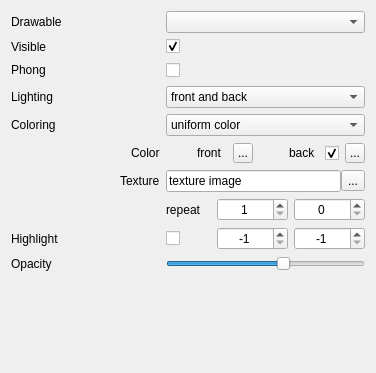
Before: the Qt Designer form applications/Mapple/widgets/widget_drawable_triangles.ui in LiangliangNan/Easy3D, drawn with Qt 5.
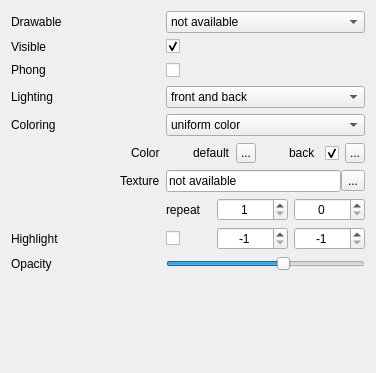
After: the same form once the commit is applied. Icons and pictures are not drawn.

Commit message: disable unnecessary widgets

Patch:
```diff
--- a/applications/Mapple/widgets/widget_drawable_triangles.ui
+++ b/applications/Mapple/widgets/widget_drawable_triangles.ui
@@ -49,6 +49,11 @@
        <property name="toolTip">
         <string>Select the drawable to be visualized</string>
        </property>
+       <item>
+        <property name="text">
+         <string>not available</string>
+        </property>
+       </item>
       </widget>
      </item>
      <item row="1" column="0">
@@ -209,7 +214,7 @@
         </spacer>
        </item>
        <item alignment="Qt::AlignRight">
-        <widget class="QLabel" name="labelDefaultColor">
+        <widget class="QLabel" name="labelColor">
          <property name="text">
           <string>Color</string>
          </property>
@@ -233,7 +238,7 @@
         </spacer>
        </item>
        <item>
-        <widget class="QLabel" name="labelDefaultColorFront">
+        <widget class="QLabel" name="labelDefaultColor">
          <property name="sizePolicy">
           <sizepolicy hsizetype="Preferred" vsizetype="Preferred">
            <horstretch>0</horstretch>
@@ -247,7 +252,7 @@
           </size>
          </property>
          <property name="text">
-          <string>front</string>
+          <string>default</string>
          </property>
         </widget>
        </item>
@@ -427,7 +432,7 @@
           <string>The image file of the texture</string>
          </property>
          <property name="text">
-          <string>texture image</string>
+          <string>not available</string>
          </property>
          <property name="alignment">
           <set>Qt::AlignLeading|Qt::AlignLeft|Qt::AlignVCenter</set>
```
Left out of the diff: 17 changed lines with no effect on the pictures. The commit also changes 2 other files.
